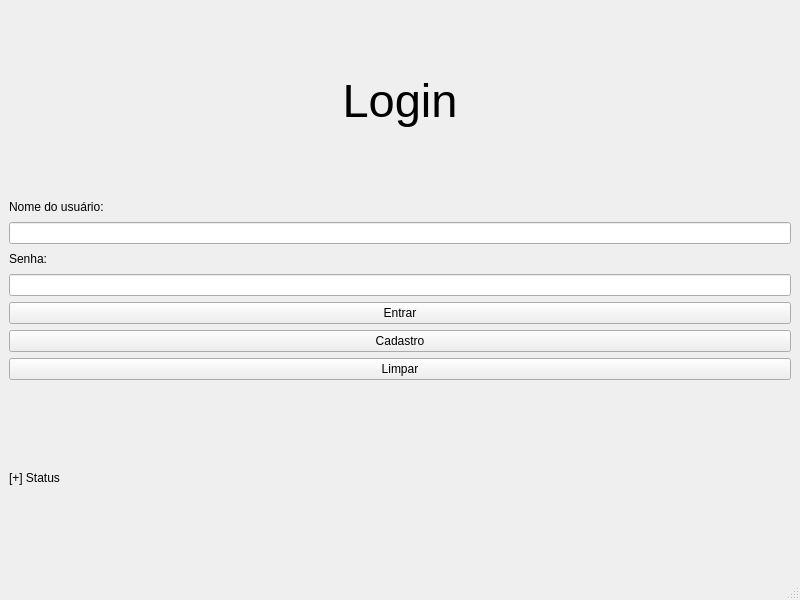
Above: qt6/src/janelalogin.ui from lamarckf/cuidesys before the change. Below: the same form after it.
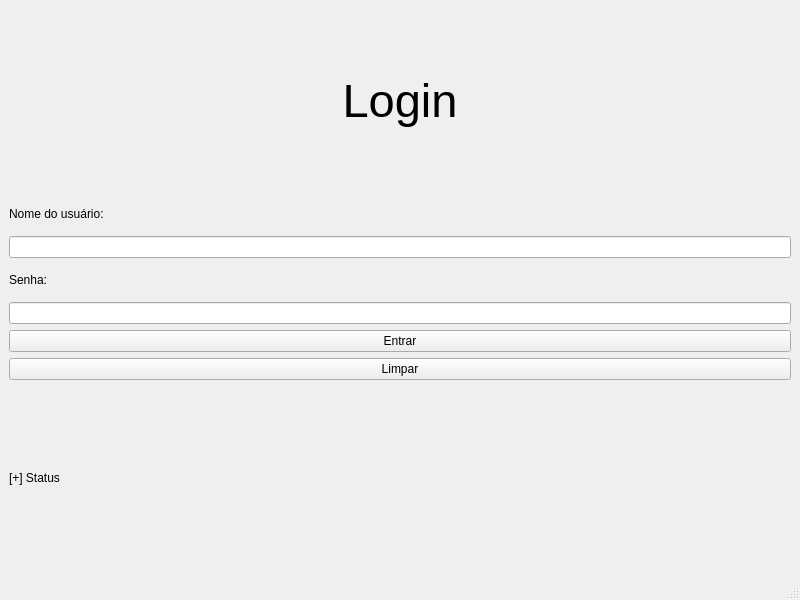
That is the form after the change.

```diff
--- a/qt6/src/janelalogin.ui
+++ b/qt6/src/janelalogin.ui
@@ -79,13 +79,6 @@
           </property>
          </widget>
         </item>
-        <item>
-         <widget class="QPushButton" name="pushButton">
-          <property name="text">
-           <string>Cadastro</string>
-          </property>
-         </widget>
-        </item>
         <item>
          <widget class="QPushButton" name="btn_limpar">
           <property name="text">
```
